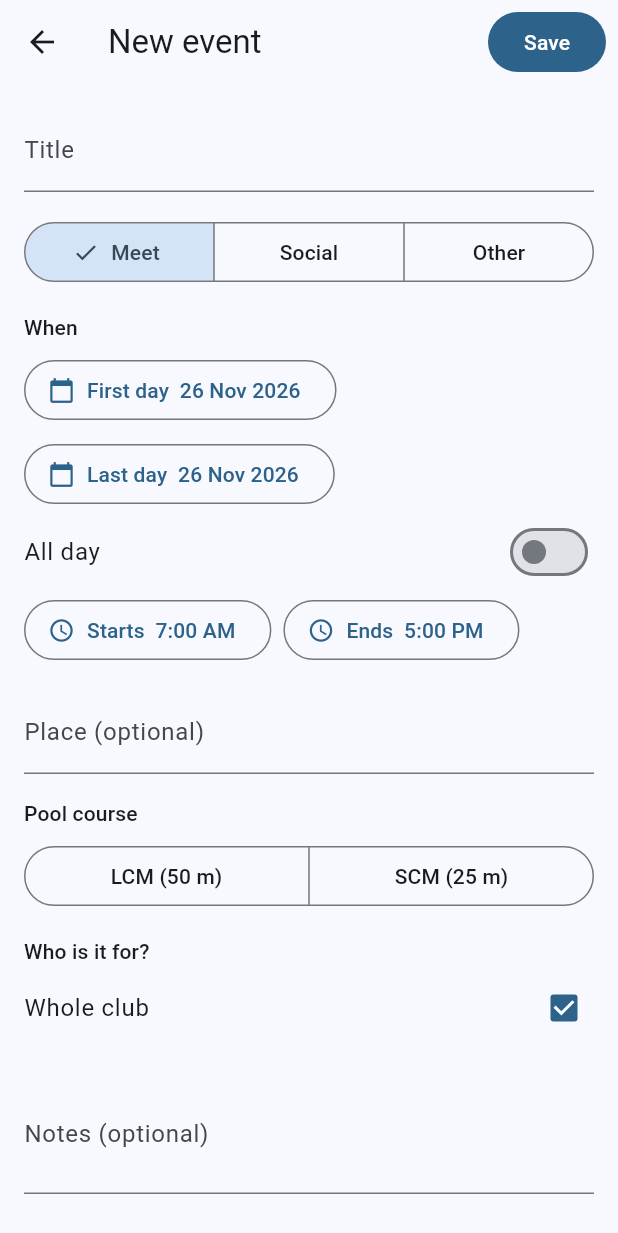
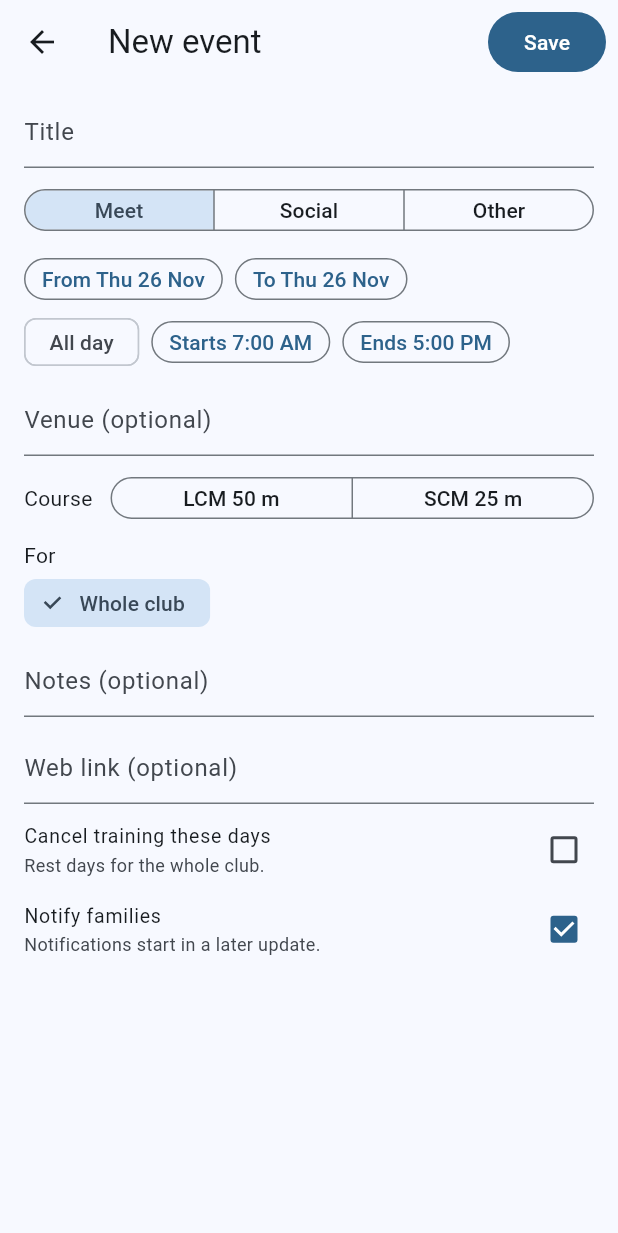
Before and after one commit to maibazeta-tsmc/SwimHQ-SwimBase, a Flutter app: the EventFormScreen screen opened directly with empty values, on a phone screen of 412 x 824 dp. Shown: the top 1233 px of the screen. Run offline on Flutter 3.47's test engine with Material 3 defaults, Android fonts, the phone set to English and light mode, and no system bars; our stand-ins replace material_ui, supabase_flutter; accounts and stored records are empty.

Commit message:
Tidy the event form for phones and call it Venue
Smaller gaps and buttons, dates and times on short rows, Whole club and
groups as one row of chips, and Place renamed to Venue.

Co-Authored-By: Claude Opus 5.5 <noreply@anthropic.com>
Claude-Session: https://claude.ai/code/session_01NCWMAPWJUhpKcyesuZCEga

```diff
--- a/lib/screens/events_tab.dart
+++ b/lib/screens/events_tab.dart
@@ -286,7 +286,12 @@ class _EventFormScreenState extends State<EventFormScreen> {
   @override
   Widget build(BuildContext context) {
     final text = Theme.of(context).textTheme;
-    const gap = SizedBox(height: 16);
+    const gap = SizedBox(height: 10);
+    const compact = VisualDensity(horizontal: -2, vertical: -3);
+    final smallButton = OutlinedButton.styleFrom(
+      visualDensity: compact,
+      padding: const EdgeInsets.symmetric(horizontal: 12),
+    );
     return Scaffold(
       appBar: AppBar(
         title: Text(_old == null ? 'New event' : 'Edit event'),
@@ -307,18 +312,21 @@ class _EventFormScreenState extends State<EventFormScreen> {
         ],
       ),
       body: ListView(
-        padding: const EdgeInsets.all(16),
+        padding: const EdgeInsets.fromLTRB(16, 8, 16, 24),
         children: [
           TextField(
             controller: _title,
             textCapitalization: TextCapitalization.words,
             decoration: const InputDecoration(
+              isDense: true,
               labelText: 'Title',
               hintText: 'e.g. Dec Age Group Champs',
             ),
           ),
           gap,
           SegmentedButton<String>(
+            style: const ButtonStyle(visualDensity: compact),
+            showSelectedIcon: false,
             segments: [
               for (final k in eventKinds)
                 ButtonSegment(value: k, label: Text(eventKindLabel(k))),
@@ -327,15 +335,15 @@ class _EventFormScreenState extends State<EventFormScreen> {
             onSelectionChanged: (s) => setState(() => _kind = s.first),
           ),
           gap,
-          Text('When', style: text.titleSmall),
-          const SizedBox(height: 8),
+          // Days, then "All day" or the times, each on one short row.
           Wrap(
             spacing: 8,
-            runSpacing: 8,
+            runSpacing: 6,
+            crossAxisAlignment: WrapCrossAlignment.center,
             children: [
-              OutlinedButton.icon(
-                icon: const Icon(Icons.calendar_today, size: 18),
-                label: Text('First day  ${formatDate(_startDate)}'),
+              OutlinedButton(
+                style: smallButton,
+                child: Text('From ${formatDayShort(_startDate)}'),
                 onPressed: () async {
                   final d = await _pickDate(
                     'First day',
@@ -351,9 +359,9 @@ class _EventFormScreenState extends State<EventFormScreen> {
                   });
                 },
               ),
-              OutlinedButton.icon(
-                icon: const Icon(Icons.calendar_today, size: 18),
-                label: Text('Last day  ${formatDate(_endDate)}'),
+              OutlinedButton(
+                style: smallButton,
+                child: Text('To ${formatDayShort(_endDate)}'),
                 onPressed: () async {
                   final d = await _pickDate('Last day', _endDate, _startDate);
                   if (d != null) setState(() => _endDate = dateOnly(d));
@@ -361,87 +369,106 @@ class _EventFormScreenState extends State<EventFormScreen> {
               ),
             ],
           ),
-          SwitchListTile(
-            contentPadding: EdgeInsets.zero,
-            title: const Text('All day'),
-            value: _allDay,
-            onChanged: (v) => setState(() => _allDay = v),
-          ),
-          if (!_allDay)
+          const SizedBox(height: 6),
           Wrap(
             spacing: 8,
-              runSpacing: 8,
+            runSpacing: 6,
+            crossAxisAlignment: WrapCrossAlignment.center,
             children: [
-                OutlinedButton.icon(
-                  icon: const Icon(Icons.schedule, size: 18),
-                  label: Text('Starts  ${formatTime(_start)}'),
+              FilterChip(
+                visualDensity: compact,
+                label: const Text('All day'),
+                selected: _allDay,
+                onSelected: (v) => setState(() => _allDay = v),
+              ),
+              if (!_allDay) ...[
+                OutlinedButton(
+                  style: smallButton,
+                  child: Text('Starts ${formatTime(_start)}'),
                   onPressed: () async {
                     final m = await _pickTime('Starts', _start);
                     if (m != null) setState(() => _start = m);
                   },
                 ),
-                OutlinedButton.icon(
-                  icon: const Icon(Icons.schedule, size: 18),
-                  label: Text('Ends  ${formatTime(_end)}'),
+                OutlinedButton(
+                  style: smallButton,
+                  child: Text('Ends ${formatTime(_end)}'),
                   onPressed: () async {
                     final m = await _pickTime('Ends', _end);
                     if (m != null) setState(() => _end = m);
                   },
                 ),
               ],
+            ],
           ),
           gap,
           TextField(
             controller: _venue,
             decoration: const InputDecoration(
-              labelText: 'Place (optional)',
+              isDense: true,
+              labelText: 'Venue (optional)',
               hintText: 'e.g. Rizal Memorial Pool',
             ),
           ),
           if (_kind == 'meet') ...[
             gap,
-            Text('Pool course', style: text.titleSmall),
-            const SizedBox(height: 8),
-            SegmentedButton<String>(
+            Row(
+              children: [
+                Text('Course', style: text.bodyMedium),
+                const SizedBox(width: 12),
+                Expanded(
+                  child: SegmentedButton<String>(
+                    style: const ButtonStyle(visualDensity: compact),
+                    showSelectedIcon: false,
                     emptySelectionAllowed: true,
                     segments: const [
-                ButtonSegment(value: 'lcm', label: Text('LCM (50 m)')),
-                ButtonSegment(value: 'scm', label: Text('SCM (25 m)')),
+                      ButtonSegment(value: 'lcm', label: Text('LCM 50 m')),
+                      ButtonSegment(value: 'scm', label: Text('SCM 25 m')),
                     ],
                     selected: {?_course},
                     onSelectionChanged: (s) =>
                         setState(() => _course = s.isEmpty ? null : s.first),
                   ),
+                ),
+              ],
+            ),
           ],
           gap,
-          Text('Who is it for?', style: text.titleSmall),
-          CheckboxListTile(
-            contentPadding: EdgeInsets.zero,
-            title: const Text('Whole club'),
-            value: _wholeClub,
-            onChanged: (v) => setState(() => _wholeClub = v ?? true),
+          Text('For', style: text.bodyMedium),
+          const SizedBox(height: 4),
+          // "Whole club" or any mix of groups.
+          Wrap(
+            spacing: 6,
+            runSpacing: 6,
+            children: [
+              FilterChip(
+                visualDensity: compact,
+                label: const Text('Whole club'),
+                selected: _wholeClub,
+                onSelected: (on) => setState(() {
+                  _wholeClub = on;
+                  if (on) _groupIds.clear();
+                }),
               ),
-          if (!_wholeClub)
-            Wrap(
-              spacing: 8,
-              runSpacing: 4,
-              children: [
               for (final g in widget.groups)
                 FilterChip(
+                  visualDensity: compact,
                   label: Text(g.name),
-                    selected: _groupIds.contains(g.id),
-                    onSelected: (on) => setState(
-                      () => on ? _groupIds.add(g.id) : _groupIds.remove(g.id),
-                    ),
+                  selected: !_wholeClub && _groupIds.contains(g.id),
+                  onSelected: (on) => setState(() {
+                    on ? _groupIds.add(g.id) : _groupIds.remove(g.id);
+                    _wholeClub = _groupIds.isEmpty;
+                  }),
                 ),
             ],
           ),
           gap,
           TextField(
             controller: _notes,
-            minLines: 2,
-            maxLines: 6,
+            minLines: 1,
+            maxLines: 4,
             decoration: const InputDecoration(
+              isDense: true,
               labelText: 'Notes (optional)',
               hintText: 'e.g. Warm-up 6:15 AM. Bring club cap and shirt.',
             ),
@@ -451,32 +478,35 @@ class _EventFormScreenState extends State<EventFormScreen> {
             controller: _link,
             keyboardType: TextInputType.url,
             decoration: const InputDecoration(
+              isDense: true,
               labelText: 'Web link (optional)',
               hintText: 'Meet information page',
             ),
           ),
-          gap,
+          const SizedBox(height: 4),
           CheckboxListTile(
+            dense: true,
+            visualDensity: compact,
             contentPadding: EdgeInsets.zero,
             title: const Text('Cancel training these days'),
             subtitle: Text(
               _wholeClub
-                  ? 'Turns these days into rest days for the whole club.'
-                  : 'Turns these days into rest days for the groups above.',
+                  ? 'Rest days for the whole club.'
+                  : 'Rest days for the groups picked above.',
             ),
             value: _cancelTraining,
             onChanged: (v) => setState(() => _cancelTraining = v ?? false),
           ),
           CheckboxListTile(
+            dense: true,
+            visualDensity: compact,
             contentPadding: EdgeInsets.zero,
             title: Text(
               _old == null
                   ? 'Notify families'
                   : 'Notify families of the change',
             ),
-            subtitle: const Text(
-              'Push notifications are switched on in a later update.',
-            ),
+            subtitle: const Text('Notifications start in a later update.'),
             value: _notify,
             onChanged: (v) => setState(() => _notify = v ?? true),
           ),
```
Also changed, not shown: 1 other file. Lines whose indentation alone changed are shown as unchanged.
